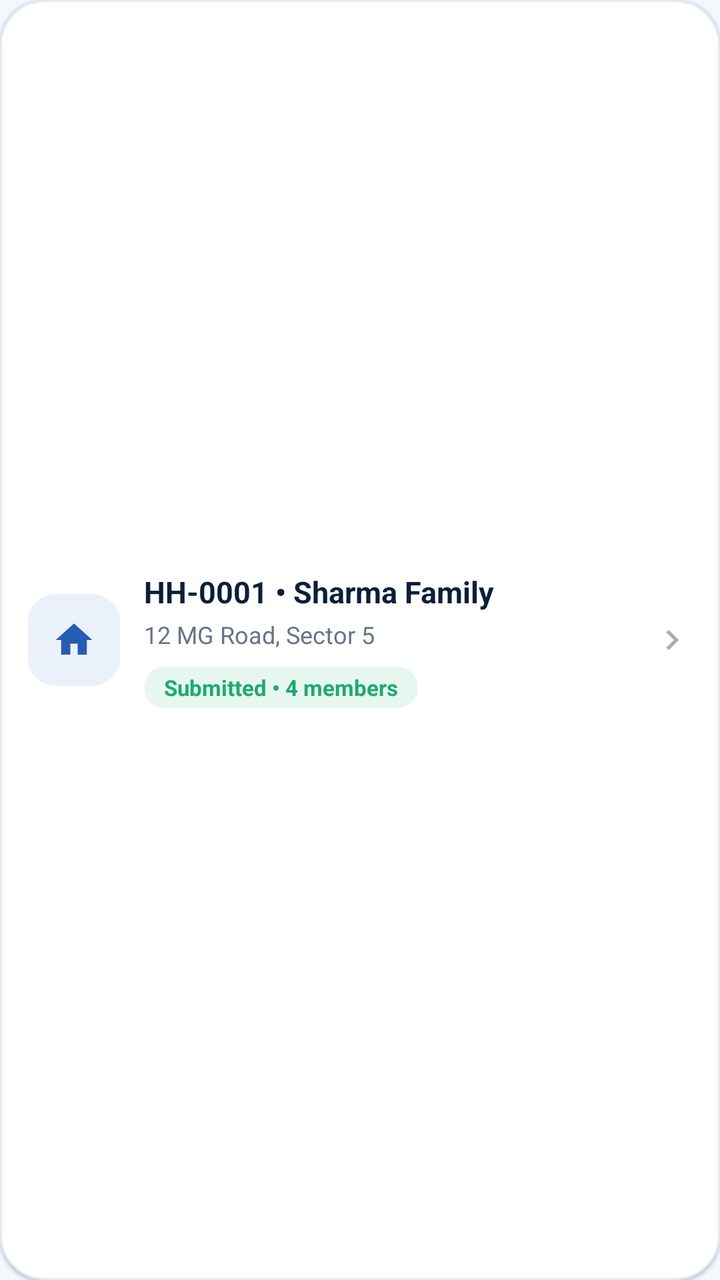
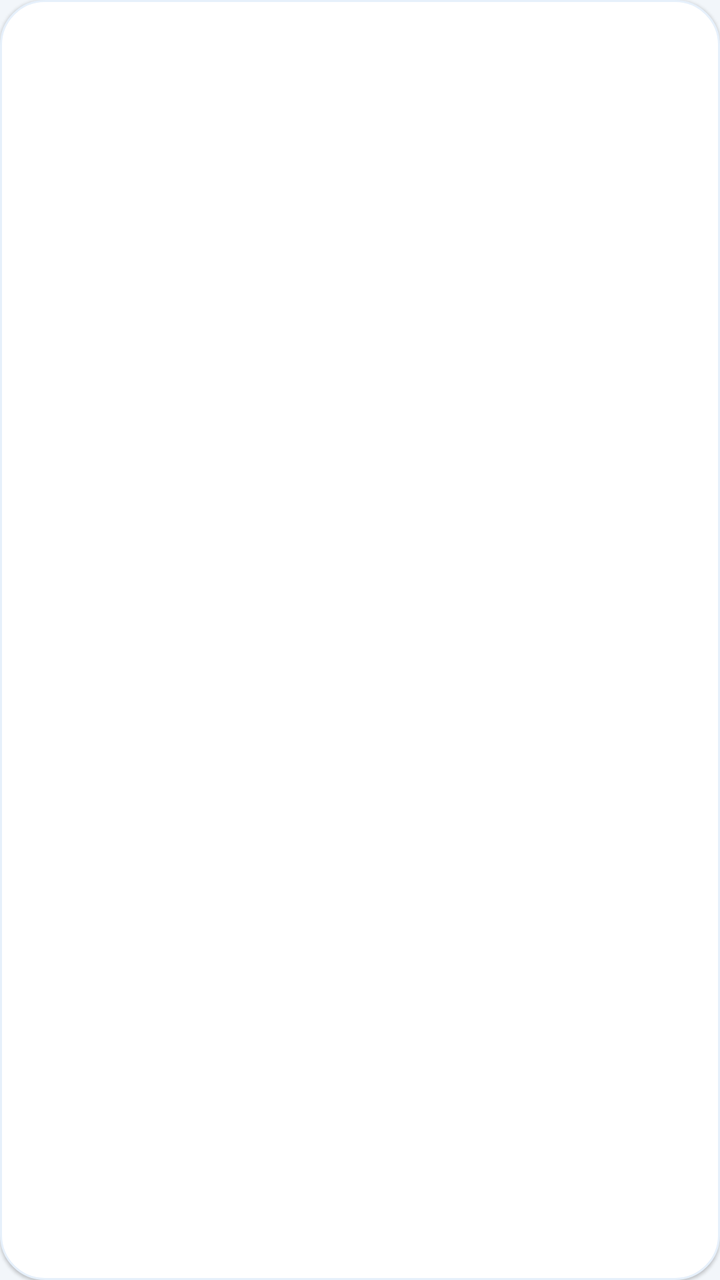

Compare the two renders of this Android layout. The source of the first and the diff that turns it into the second are given below.
<!-- AndroidManifest.xml: application theme Theme.CSUCensus -->
<!-- res/layout/item_household.xml -->
<?xml version="1.0" encoding="utf-8"?>
<LinearLayout
    xmlns:android="http://schemas.android.com/apk/res/android"
    android:layout_width="match_parent"
    android:layout_height="wrap_content"
    android:orientation="horizontal"
    android:gravity="center_vertical"
    android:background="@drawable/bg_card"
    android:padding="14dp"
    android:layout_marginBottom="10dp"
    android:elevation="1dp"
    android:clickable="true"
    android:focusable="true"
    android:foreground="?attr/selectableItemBackground">

    <ImageView
        android:layout_width="46dp"
        android:layout_height="46dp"
        android:padding="12dp"
        android:src="@drawable/ic_house_small"
        android:background="@drawable/bg_icon_soft"
        android:contentDescription="Household"
        android:scaleType="centerInside" />

    <LinearLayout
        android:layout_width="0dp"
        android:layout_height="wrap_content"
        android:layout_weight="1"
        android:orientation="vertical"
        android:layout_marginStart="12dp"
        android:layout_marginEnd="8dp">

        <TextView
            android:id="@+id/tvHouseholdName"
            android:layout_width="match_parent"
            android:layout_height="wrap_content"
            android:text="HH-0001 • Sharma Family"
            android:textColor="@color/navy"
            android:textSize="15sp"
            android:textStyle="bold"
            android:maxLines="1"
            android:ellipsize="end" />

        <TextView
            android:id="@+id/tvHouseholdAddress"
            android:layout_width="match_parent"
            android:layout_height="wrap_content"
            android:text="12 MG Road, Sector 5"
            android:textColor="@color/muted"
            android:textSize="12sp"
            android:layout_marginTop="3dp"
            android:maxLines="1"
            android:ellipsize="end" />

        <TextView
            android:id="@+id/tvHouseholdStatus"
            android:layout_width="wrap_content"
            android:layout_height="wrap_content"
            android:text="Submitted • 4 members"
            android:textSize="11sp"
            android:textStyle="bold"
            android:paddingHorizontal="10dp"
            android:paddingVertical="3dp"
            android:layout_marginTop="8dp"
            android:background="@drawable/bg_status_submitted"
            android:textColor="@color/green" />
    </LinearLayout>

    <ImageView
        android:layout_width="20dp"
        android:layout_height="20dp"
        android:src="@drawable/ic_chevron"
        android:contentDescription="Open" />

</LinearLayout>
<!-- resources referenced by this layout -->
<resources>
  <color name="green">#1FA971</color>
  <color name="muted">#64748B</color>
  <color name="navy">#0B1F3A</color>
  <!-- drawable bg_card (drawable) -->
  <?xml version="1.0" encoding="utf-8"?>
  <shape xmlns:android="http://schemas.android.com/apk/res/android">
      <solid android:color="@color/white" />
      <corners android:radius="22dp" />
      <stroke android:width="1dp" android:color="@color/line" />
  </shape>
  <!-- drawable bg_icon_soft (drawable) -->
  <?xml version="1.0" encoding="utf-8"?>
  <shape xmlns:android="http://schemas.android.com/apk/res/android">
      <solid android:color="#EAF1FB" />
      <corners android:radius="14dp" />
  </shape>
  <!-- drawable bg_status_submitted (drawable) -->
  <?xml version="1.0" encoding="utf-8"?>
  <shape xmlns:android="http://schemas.android.com/apk/res/android">
      <solid android:color="#E6F7EF" />
      <corners android:radius="20dp" />
  </shape>
  <!-- drawable ic_chevron (drawable) -->
  <?xml version="1.0" encoding="utf-8"?>
  <vector xmlns:android="http://schemas.android.com/apk/res/android"
      android:width="20dp" android:height="20dp"
      android:viewportWidth="24" android:viewportHeight="24">
      <path android:fillColor="#A0AEC0"
          android:pathData="M10,6L8.59,7.41 13.17,12l-4.58,4.59L10,18l6,-6z"/>
  </vector>
  <!-- drawable ic_house_small (drawable) -->
  <?xml version="1.0" encoding="utf-8"?>
  <vector xmlns:android="http://schemas.android.com/apk/res/android"
      android:width="22dp" android:height="22dp"
      android:viewportWidth="24" android:viewportHeight="24">
      <path android:fillColor="#255DB0"
          android:pathData="M10,20v-6h4v6h5v-8h3L12,3 2,12h3v8z"/>
  </vector>
  <style name="Theme.CSUCensus" parent="Theme.MaterialComponents.DayNight.NoActionBar">
          <item name="colorPrimary">@color/blue</item>
          <item name="colorPrimaryVariant">@color/blue_dark</item>
          <item name="colorSecondary">@color/green</item>
          <item name="colorOnPrimary">@color/white</item>
          <item name="android:fontFamily">sans-serif</item>
          <item name="android:windowLightStatusBar">true</item>
          <item name="android:statusBarColor">@android:color/transparent</item>
          <item name="android:navigationBarColor">@color/white</item>
          <item name="android:windowLightNavigationBar">true</item>
          <item name="android:windowBackground">@color/background</item>
      </style>
  <color name="white">#FFFFFF</color>
  <color name="line">#E4EBF5</color>
  <color name="blue">#2E6BE6</color>
  <color name="blue_dark">#1B4DB3</color>
  <color name="background">#F4F7FC</color>
</resources>

<!-- the commit's change to res/layout/item_household.xml (unified diff, before → after) -->
@@ -1,75 +1,39 @@
 <?xml version="1.0" encoding="utf-8"?>
-<LinearLayout
-    xmlns:android="http://schemas.android.com/apk/res/android"
+<LinearLayout xmlns:android="http://schemas.android.com/apk/res/android"
     android:layout_width="match_parent"
     android:layout_height="wrap_content"
-    android:orientation="horizontal"
-    android:gravity="center_vertical"
+    android:orientation="vertical"
     android:background="@drawable/bg_card"
-    android:padding="14dp"
+    android:padding="16dp"
     android:layout_marginBottom="10dp"
-    android:elevation="1dp"
-    android:clickable="true"
-    android:focusable="true"
-    android:foreground="?attr/selectableItemBackground">
-
-    <ImageView
-        android:layout_width="46dp"
-        android:layout_height="46dp"
-        android:padding="12dp"
-        android:src="@drawable/ic_house_small"
-        android:background="@drawable/bg_icon_soft"
-        android:contentDescription="Household"
-        android:scaleType="centerInside" />
-
+    android:elevation="1dp">
     <LinearLayout
-        android:layout_width="0dp"
+        android:layout_width="match_parent"
         android:layout_height="wrap_content"
-        android:layout_weight="1"
-        android:orientation="vertical"
-        android:layout_marginStart="12dp"
-        android:layout_marginEnd="8dp">
-
+        android:orientation="horizontal"
+        android:gravity="center_vertical">
         <TextView
-            android:id="@+id/tvHouseholdName"
-            android:layout_width="match_parent"
+            android:id="@+id/tvTitle"
+            android:layout_width="0dp"
             android:layout_height="wrap_content"
-            android:text="HH-0001 • Sharma Family"
+            android:layout_weight="1"
             android:textColor="@color/navy"
-            android:textSize="15sp"
             android:textStyle="bold"
-            android:maxLines="1"
-            android:ellipsize="end" />
-
+            android:textSize="15sp" />
         <TextView
-            android:id="@+id/tvHouseholdAddress"
-            android:layout_width="match_parent"
-            android:layout_height="wrap_content"
-            android:text="12 MG Road, Sector 5"
-            android:textColor="@color/muted"
-            android:textSize="12sp"
-            android:layout_marginTop="3dp"
-            android:maxLines="1"
-            android:ellipsize="end" />
-
-        <TextView
-            android:id="@+id/tvHouseholdStatus"
+            android:id="@+id/tvStatus"
             android:layout_width="wrap_content"
             android:layout_height="wrap_content"
-            android:text="Submitted • 4 members"
+            android:paddingHorizontal="10dp"
+            android:paddingVertical="4dp"
             android:textSize="11sp"
-            android:textStyle="bold"
-            android:paddingHorizontal="10dp"
-            android:paddingVertical="3dp"
-            android:layout_marginTop="8dp"
-            android:background="@drawable/bg_status_submitted"
-            android:textColor="@color/green" />
+            android:textStyle="bold" />
     </LinearLayout>
-
-    <ImageView
-        android:layout_width="20dp"
-        android:layout_height="20dp"
-        android:src="@drawable/ic_chevron"
-        android:contentDescription="Open" />
-
+    <TextView
+        android:id="@+id/tvAddress"
+        android:layout_width="match_parent"
+        android:layout_height="wrap_content"
+        android:textColor="@color/muted"
+        android:textSize="13sp"
+        android:layout_marginTop="6dp" />
 </LinearLayout>
<!-- resource entries referenced after the edit -->
@@ -1,8 +1,8 @@
 <!-- resources referenced by this layout -->
 <resources>
-  <color name="green">#1FA971</color>
-  <color name="muted">#64748B</color>
-  <color name="navy">#0B1F3A</color>
+  <color name="green">#2A966B</color>
+  <color name="muted">#6E7A8C</color>
+  <color name="navy">#0E2542</color>
   <!-- drawable bg_card (drawable) -->
   <?xml version="1.0" encoding="utf-8"?>
   <shape xmlns:android="http://schemas.android.com/apk/res/android">
@@ -10,34 +10,6 @@
       <corners android:radius="22dp" />
       <stroke android:width="1dp" android:color="@color/line" />
   </shape>
-  <!-- drawable bg_icon_soft (drawable) -->
-  <?xml version="1.0" encoding="utf-8"?>
-  <shape xmlns:android="http://schemas.android.com/apk/res/android">
-      <solid android:color="#EAF1FB" />
-      <corners android:radius="14dp" />
-  </shape>
-  <!-- drawable bg_status_submitted (drawable) -->
-  <?xml version="1.0" encoding="utf-8"?>
-  <shape xmlns:android="http://schemas.android.com/apk/res/android">
-      <solid android:color="#E6F7EF" />
-      <corners android:radius="20dp" />
-  </shape>
-  <!-- drawable ic_chevron (drawable) -->
-  <?xml version="1.0" encoding="utf-8"?>
-  <vector xmlns:android="http://schemas.android.com/apk/res/android"
-      android:width="20dp" android:height="20dp"
-      android:viewportWidth="24" android:viewportHeight="24">
-      <path android:fillColor="#A0AEC0"
-          android:pathData="M10,6L8.59,7.41 13.17,12l-4.58,4.59L10,18l6,-6z"/>
-  </vector>
-  <!-- drawable ic_house_small (drawable) -->
-  <?xml version="1.0" encoding="utf-8"?>
-  <vector xmlns:android="http://schemas.android.com/apk/res/android"
-      android:width="22dp" android:height="22dp"
-      android:viewportWidth="24" android:viewportHeight="24">
-      <path android:fillColor="#255DB0"
-          android:pathData="M10,20v-6h4v6h5v-8h3L12,3 2,12h3v8z"/>
-  </vector>
   <style name="Theme.CSUCensus" parent="Theme.MaterialComponents.DayNight.NoActionBar">
           <item name="colorPrimary">@color/blue</item>
           <item name="colorPrimaryVariant">@color/blue_dark</item>
@@ -51,9 +23,9 @@
           <item name="android:windowBackground">@color/background</item>
       </style>
   <color name="white">#FFFFFF</color>
-  <color name="line">#E4EBF5</color>
-  <color name="blue">#2E6BE6</color>
-  <color name="blue_dark">#1B4DB3</color>
-  <color name="background">#F4F7FC</color>
+  <color name="line">#E6F0FB</color>
+  <color name="blue">#255DB0</color>
+  <color name="blue_dark">#1E4A8C</color>
+  <color name="background">#F2F6FA</color>
 </resources>
 
